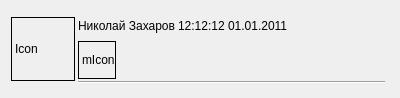
This is ui/dialogTo.ui in GoCodingIcreated/VKMessenger as Qt 5 draws it before an edit. The edited form follows.
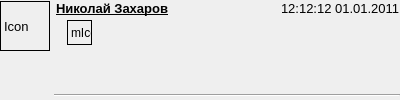
This is the edited form.

Commit message: v.0.1 Alpha release. Unsupported for now: 	attachments(e.g. stickers) 	forward messages (show forward and forwarding) 	copying text from message 	chats (only showed in dialog list, but selecting goes to wrong messanger)

```diff
--- a/ui/dialogTo.ui
+++ b/ui/dialogTo.ui
@@ -7,7 +7,7 @@
     <x>0</x>
     <y>0</y>
     <width>400</width>
-    <height>98</height>
+    <height>100</height>
    </rect>
   </property>
   <property name="sizePolicy">
@@ -19,23 +19,38 @@
   <property name="minimumSize">
    <size>
     <width>400</width>
-    <height>96</height>
+    <height>100</height>
    </size>
   </property>
   <property name="maximumSize">
    <size>
     <width>400</width>
-    <height>98</height>
+    <height>100</height>
    </size>
   </property>
   <property name="windowTitle">
    <string>Form</string>
   </property>
   <layout class="QHBoxLayout" name="horizontalLayout_2">
+   <property name="spacing">
+    <number>0</number>
+   </property>
+   <property name="leftMargin">
+    <number>0</number>
+   </property>
+   <property name="topMargin">
+    <number>1</number>
+   </property>
+   <property name="rightMargin">
+    <number>0</number>
+   </property>
+   <property name="bottomMargin">
+    <number>1</number>
+   </property>
    <item>
     <layout class="QHBoxLayout" name="horizontalLayout" stretch="0,0">
      <property name="spacing">
-      <number>3</number>
+      <number>0</number>
      </property>
      <property name="sizeConstraint">
       <enum>QLayout::SetDefaultConstraint</enum>
@@ -44,14 +59,22 @@
       <number>0</number>
      </property>
      <property name="topMargin">
-      <number>2</number>
+      <number>0</number>
+     </property>
+     <property name="rightMargin">
+      <number>0</number>
+     </property>
+     <property name="bottomMargin">
+      <number>0</number>
+     </property>
+     <item>
+      <layout class="QVBoxLayout" name="verticalLayout_2">
+       <property name="spacing">
+        <number>0</number>
      </property>
      <property name="rightMargin">
       <number>4</number>
      </property>
-     <property name="bottomMargin">
-      <number>2</number>
-     </property>
      <item>
       <widget class="QLabel" name="iconLabel">
        <property name="sizePolicy">
@@ -62,22 +85,27 @@
        </property>
        <property name="minimumSize">
         <size>
-         <width>64</width>
-         <height>64</height>
+           <width>50</width>
+           <height>50</height>
         </size>
        </property>
        <property name="maximumSize">
         <size>
-         <width>64</width>
-         <height>64</height>
+           <width>50</width>
+           <height>50</height>
         </size>
        </property>
        <property name="baseSize">
         <size>
-         <width>64</width>
-         <height>64</height>
-        </size>
-       </property>
+           <width>0</width>
+           <height>0</height>
+          </size>
+         </property>
+         <property name="font">
+          <font>
+           <pointsize>10</pointsize>
+          </font>
+         </property>
        <property name="frameShape">
         <enum>QFrame::Box</enum>
        </property>
@@ -87,16 +115,46 @@
       </widget>
      </item>
      <item>
+        <spacer name="verticalSpacer">
+         <property name="orientation">
+          <enum>Qt::Vertical</enum>
+         </property>
+         <property name="sizeHint" stdset="0">
+          <size>
+           <width>20</width>
+           <height>0</height>
+          </size>
+         </property>
+        </spacer>
+       </item>
+      </layout>
+     </item>
+     <item>
       <layout class="QVBoxLayout" name="verticalLayout">
        <property name="spacing">
+        <number>3</number>
+       </property>
+       <property name="leftMargin">
+        <number>0</number>
+       </property>
+       <property name="topMargin">
+        <number>0</number>
+       </property>
+       <property name="bottomMargin">
         <number>2</number>
        </property>
        <item>
         <layout class="QHBoxLayout" name="horizontalLayout_4">
+         <property name="spacing">
+          <number>0</number>
+         </property>
+         <property name="leftMargin">
+          <number>2</number>
+         </property>
          <item>
           <widget class="QLabel" name="titleLabel">
            <property name="sizePolicy">
-            <sizepolicy hsizetype="Maximum" vsizetype="Fixed">
+            <sizepolicy hsizetype="Expanding" vsizetype="Fixed">
              <horstretch>0</horstretch>
              <verstretch>0</verstretch>
             </sizepolicy>
@@ -104,83 +162,106 @@
            <property name="minimumSize">
             <size>
              <width>0</width>
-             <height>26</height>
+             <height>16</height>
             </size>
            </property>
            <property name="maximumSize">
             <size>
-             <width>150</width>
+             <width>240</width>
              <height>26</height>
             </size>
            </property>
+           <property name="font">
+            <font>
+             <pointsize>10</pointsize>
+             <weight>75</weight>
+             <bold>true</bold>
+             <underline>true</underline>
+            </font>
+           </property>
+           <property name="inputMethodHints">
+            <set>Qt::ImhNone</set>
+           </property>
            <property name="frameShape">
             <enum>QFrame::NoFrame</enum>
            </property>
+           <property name="lineWidth">
+            <number>1</number>
+           </property>
            <property name="text">
             <string>Николай Захаров</string>
            </property>
+           <property name="alignment">
+            <set>Qt::AlignLeading|Qt::AlignLeft|Qt::AlignTop</set>
+           </property>
+           <property name="wordWrap">
+            <bool>false</bool>
+           </property>
           </widget>
          </item>
          <item>
           <widget class="QLabel" name="timeLabel">
            <property name="sizePolicy">
-            <sizepolicy hsizetype="Expanding" vsizetype="Fixed">
+            <sizepolicy hsizetype="Minimum" vsizetype="Fixed">
              <horstretch>0</horstretch>
              <verstretch>0</verstretch>
             </sizepolicy>
            </property>
            <property name="minimumSize">
             <size>
+             <width>50</width>
+             <height>16</height>
+            </size>
+           </property>
+           <property name="maximumSize">
+            <size>
              <width>128</width>
-             <height>26</height>
+             <height>16777215</height>
             </size>
            </property>
+           <property name="font">
+            <font>
+             <pointsize>10</pointsize>
+            </font>
+           </property>
            <property name="frameShape">
             <enum>QFrame::NoFrame</enum>
            </property>
            <property name="text">
             <string>12:12:12 01.01.2011</string>
            </property>
+           <property name="alignment">
+            <set>Qt::AlignLeading|Qt::AlignLeft|Qt::AlignTop</set>
+           </property>
           </widget>
          </item>
-         <item>
-          <spacer name="horizontalSpacer">
-           <property name="orientation">
-            <enum>Qt::Horizontal</enum>
-           </property>
-           <property name="sizeType">
-            <enum>QSizePolicy::Expanding</enum>
-           </property>
-           <property name="sizeHint" stdset="0">
-            <size>
-             <width>0</width>
-             <height>20</height>
-            </size>
-           </property>
-          </spacer>
-         </item>
         </layout>
        </item>
        <item>
         <layout class="QHBoxLayout" name="horizontalLayout_3">
+         <property name="spacing">
+          <number>0</number>
+         </property>
+         <item>
+          <layout class="QVBoxLayout" name="verticalLayout_3">
          <item>
           <widget class="QLabel" name="mIconLabel">
            <property name="sizePolicy">
-            <sizepolicy hsizetype="Fixed" vsizetype="Preferred">
+              <sizepolicy hsizetype="Fixed" vsizetype="Minimum">
              <horstretch>0</horstretch>
              <verstretch>0</verstretch>
             </sizepolicy>
            </property>
            <property name="minimumSize">
             <size>
-             <width>38</width>
-             <height>38</height>
+               <width>25</width>
+               <height>25</height>
             </size>
            </property>
            <property name="maximumSize">
             <size>
-             <width>38</width>
-             <height>38</height>
+               <width>25</width>
+               <height>25</height>
             </size>
            </property>
            <property name="frameShape">
@@ -192,9 +273,24 @@
           </widget>
          </item>
          <item>
+            <spacer name="verticalSpacer_2">
+             <property name="orientation">
+              <enum>Qt::Vertical</enum>
+             </property>
+             <property name="sizeHint" stdset="0">
+              <size>
+               <width>20</width>
+               <height>0</height>
+              </size>
+             </property>
+            </spacer>
+           </item>
+          </layout>
+         </item>
+         <item>
           <widget class="QLabel" name="bodyLabel">
            <property name="sizePolicy">
-            <sizepolicy hsizetype="Maximum" vsizetype="Fixed">
+            <sizepolicy hsizetype="Expanding" vsizetype="Expanding">
              <horstretch>0</horstretch>
              <verstretch>0</verstretch>
             </sizepolicy>
@@ -202,15 +298,20 @@
            <property name="minimumSize">
             <size>
              <width>128</width>
-             <height>38</height>
+             <height>64</height>
             </size>
            </property>
            <property name="maximumSize">
             <size>
-             <width>1000</width>
-             <height>38</height>
+             <width>280</width>
+             <height>64</height>
             </size>
            </property>
+           <property name="font">
+            <font>
+             <pointsize>10</pointsize>
+            </font>
+           </property>
            <property name="inputMethodHints">
             <set>Qt::ImhMultiLine</set>
            </property>
@@ -223,6 +324,9 @@
            <property name="textFormat">
             <enum>Qt::AutoText</enum>
            </property>
+           <property name="alignment">
+            <set>Qt::AlignLeading|Qt::AlignLeft|Qt::AlignTop</set>
+           </property>
            <property name="wordWrap">
             <bool>true</bool>
            </property>
```
Lines whose indentation alone changed are shown as unchanged. The commit also changes 5 other files.
